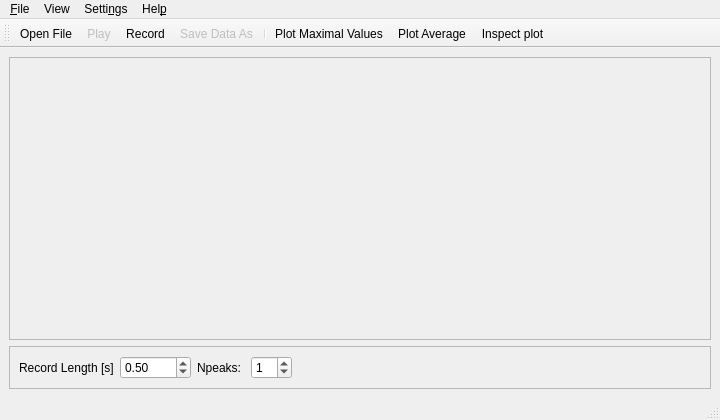
Qt form src/acomod/MainWindow.ui (bslew/acomod) before a commit.
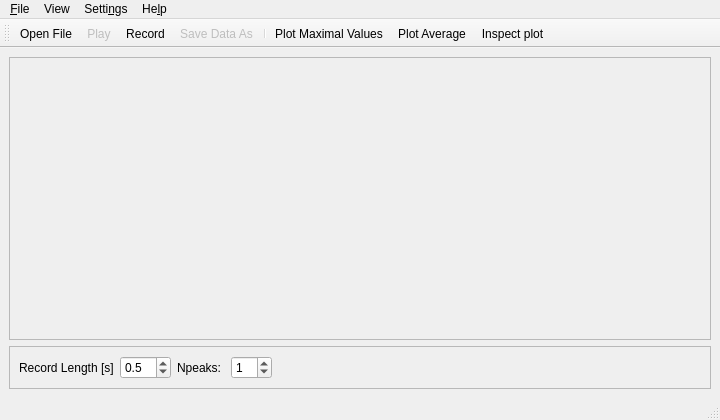
The same form after that commit. Icons and pictures are not drawn.

Patch:
```diff
--- a/src/acomod/MainWindow.ui
+++ b/src/acomod/MainWindow.ui
@@ -45,13 +45,13 @@
          <item>
           <widget class="QDoubleSpinBox" name="doubleSpinBox_recordingLength">
            <property name="decimals">
-            <number>2</number>
+            <number>1</number>
            </property>
            <property name="minimum">
-            <double>0.010000000000000</double>
+            <double>0.100000000000000</double>
            </property>
            <property name="maximum">
-            <double>1000.000000000000000</double>
+            <double>10.000000000000000</double>
            </property>
            <property name="singleStep">
             <double>0.100000000000000</double>
@@ -144,7 +144,7 @@
    </widget>
    <widget class="QMenu" name="menuAbout">
     <property name="title">
-     <string>Hel&amp;p</string>
+     <string>He&amp;lp</string>
     </property>
     <addaction name="action_About"/>
    </widget>
```
Left out of the diff: 8 changed lines with no effect on the pictures.
